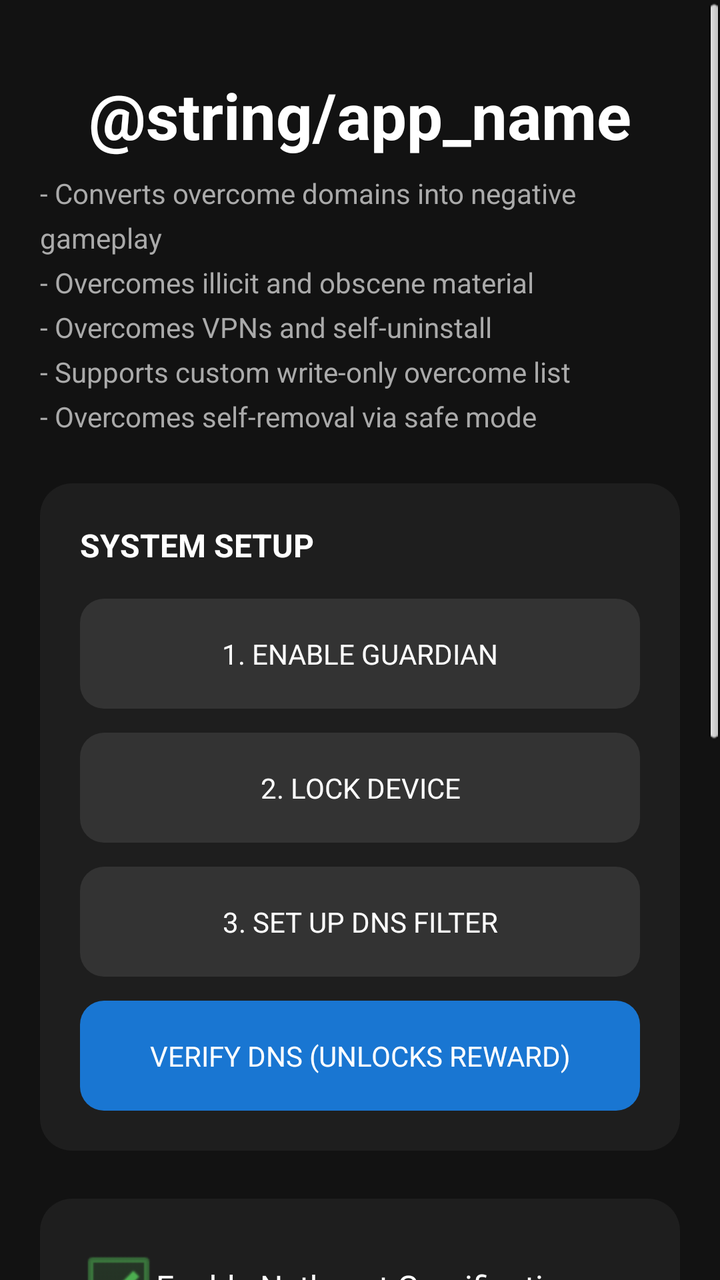
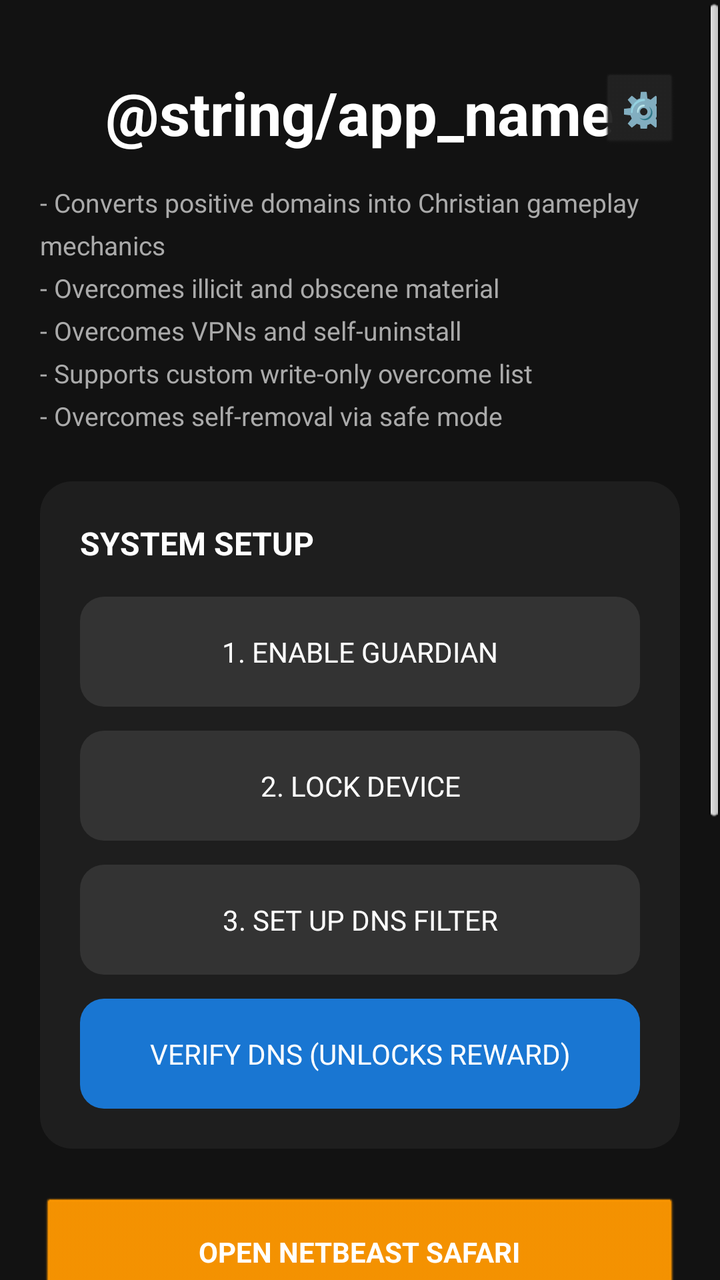

Before-and-after screenshots of an Android layout around one commit, followed by the original layout XML and the change that was made.
<!-- AndroidManifest.xml: application theme android:Theme.NoTitleBar -->
<!-- res/layout/activity_main.xml -->
<?xml version="1.0" encoding="utf-8"?>
<ScrollView xmlns:android="http://schemas.android.com/apk/res/android"
    android:layout_width="match_parent" android:layout_height="match_parent"
    android:background="#121212">
    <LinearLayout android:orientation="vertical" android:padding="20dp" android:gravity="center_horizontal"
        android:layout_width="match_parent" android:layout_height="wrap_content">

        <TextView android:layout_width="wrap_content" android:layout_height="wrap_content"
            android:text="@string/app_name" android:textColor="#FFFFFF" android:textSize="32sp" android:textStyle="bold" android:layout_marginBottom="8dp" android:layout_marginTop="16dp"/>

        <TextView android:layout_width="match_parent" android:layout_height="wrap_content"
            android:text="- Converts overcome domains into negative gameplay\n- Overcomes illicit and obscene material\n- Overcomes VPNs and self-uninstall\n- Supports custom write-only overcome list\n- Overcomes self-removal via safe mode"
            android:textColor="#AAAAAA" android:textSize="14sp" android:layout_marginBottom="24dp" android:lineSpacingExtra="6dp"/>

        
        <LinearLayout android:id="@+id/llOnboarding" android:layout_width="match_parent" android:layout_height="wrap_content" android:orientation="vertical"
            android:background="@drawable/bg_card" android:padding="20dp" android:layout_marginBottom="24dp">
            
            <TextView android:layout_width="wrap_content" android:layout_height="wrap_content"
                android:text="SYSTEM SETUP" android:textColor="#FFFFFF" android:textSize="16sp" android:textStyle="bold" android:layout_marginBottom="16dp"/>

            <Button android:id="@+id/btnStep1" android:layout_width="match_parent" android:layout_height="55dp"
                android:text="1. ENABLE GUARDIAN" android:background="@drawable/bg_btn_standard" android:textColor="#FFFFFF" android:layout_marginBottom="12dp" android:elevation="0dp"/>

            <Button android:id="@+id/btnStep2" android:layout_width="match_parent" android:layout_height="55dp"
                android:text="2. LOCK DEVICE" android:background="@drawable/bg_btn_standard" android:textColor="#FFFFFF" android:layout_marginBottom="12dp" android:elevation="0dp"/>

            <Button android:id="@+id/btnStep3" android:layout_width="match_parent" android:layout_height="55dp"
                android:text="3. SET UP DNS FILTER" android:background="@drawable/bg_btn_standard" android:textColor="#FFFFFF" android:layout_marginBottom="12dp" android:elevation="0dp"/>
                
            <Button android:id="@+id/btnTestFilter" android:layout_width="match_parent" android:layout_height="55dp"
                android:text="VERIFY DNS (UNLOCKS REWARD)" android:background="@drawable/bg_btn_accent" android:textColor="#FFFFFF" android:elevation="0dp"/>
        </LinearLayout>

        
        <LinearLayout android:layout_width="match_parent" android:layout_height="wrap_content" android:orientation="vertical"
            android:background="@drawable/bg_card" android:padding="20dp" android:layout_marginBottom="24dp">
            
            <CheckBox android:id="@+id/cbGamification" android:layout_width="match_parent" android:layout_height="wrap_content"
                android:text="Enable Netbeast Gamification" android:textColor="#FFFFFF" android:buttonTint="#4CAF50" android:layout_marginBottom="16dp" android:checked="true"/>

            <Button android:id="@+id/btnGame" android:layout_width="match_parent" android:layout_height="60dp"
                android:text="OPEN NETBEAST SAFARI" android:background="@drawable/bg_btn_accent" android:backgroundTint="#FF9800" android:textColor="#FFFFFF" android:textStyle="bold" android:elevation="0dp"/>
        </LinearLayout>

        
        <LinearLayout android:layout_width="match_parent" android:layout_height="wrap_content" android:orientation="vertical"
            android:background="@drawable/bg_card" android:padding="20dp" android:layout_marginBottom="32dp">
            
            <TextView android:layout_width="match_parent" android:layout_height="wrap_content"
                android:text="CUSTOM OVERCOME LIST (Write Only)" android:textColor="#FFFFFF" android:textSize="14sp" android:textStyle="bold" android:layout_marginBottom="12dp"/>
            
            <LinearLayout android:layout_width="match_parent" android:layout_height="wrap_content" android:orientation="horizontal">
                <EditText android:id="@+id/etCustomBlock" android:layout_width="0dp" android:layout_weight="1" android:layout_height="50dp"
                    android:background="@drawable/bg_btn_standard" android:textColor="#FFFFFF" android:hint="e.g. youtube" android:textColorHint="#777" android:paddingHorizontal="16dp" android:layout_marginEnd="8dp"/>
                <Button android:id="@+id/btnAddBlock" android:layout_width="wrap_content" android:layout_height="50dp"
                    android:text="OVERCOME" android:background="@drawable/bg_btn_warning" android:textColor="#FFF" android:elevation="0dp"/>
            </LinearLayout>
        </LinearLayout>

        
        <Button android:id="@+id/btnDebugReset" android:layout_width="match_parent" android:layout_height="50dp"
            android:text="DEBUG: RESET SAVE FILE" android:background="@drawable/bg_btn_standard" android:backgroundTint="#7B1FA2" android:textColor="#FFFFFF" android:elevation="0dp" android:layout_marginBottom="12dp"/>
            
        <Button android:id="@+id/btnDebugUninstall" android:layout_width="match_parent" android:layout_height="50dp"
            android:text="DEBUG: KILL &amp; UNINSTALL" android:background="@drawable/bg_btn_standard" android:textColor="#FFCDD2" android:elevation="0dp" android:layout_marginBottom="32dp"/>
    </LinearLayout>
</ScrollView>
<!-- resources referenced by this layout -->
<resources>
  <!-- drawable bg_btn_accent (drawable) -->
  <?xml version="1.0" encoding="utf-8"?>
  <shape xmlns:android="http://schemas.android.com/apk/res/android">
      <solid android:color="#1976D2" />
      <corners android:radius="12dp" />
  </shape>
  <!-- drawable bg_btn_standard (drawable) -->
  <?xml version="1.0" encoding="utf-8"?>
  <shape xmlns:android="http://schemas.android.com/apk/res/android">
      <solid android:color="#333333" />
      <corners android:radius="12dp" />
  </shape>
  <!-- drawable bg_btn_warning (drawable) -->
  <?xml version="1.0" encoding="utf-8"?>
  <shape xmlns:android="http://schemas.android.com/apk/res/android">
      <solid android:color="#D32F2F" />
      <corners android:radius="12dp" />
  </shape>
  <!-- drawable bg_card (drawable) -->
  <?xml version="1.0" encoding="utf-8"?>
  <shape xmlns:android="http://schemas.android.com/apk/res/android">
      <solid android:color="#1E1E1E" />
      <corners android:radius="16dp" />
  </shape>
</resources>

<!-- the commit's change to res/layout/activity_main.xml (unified diff, before → after) -->
@@ -1,68 +1,36 @@
 <?xml version="1.0" encoding="utf-8"?>
-<ScrollView xmlns:android="http://schemas.android.com/apk/res/android"
-    android:layout_width="match_parent" android:layout_height="match_parent"
-    android:background="#121212">
-    <LinearLayout android:orientation="vertical" android:padding="20dp" android:gravity="center_horizontal"
-        android:layout_width="match_parent" android:layout_height="wrap_content">
-
-        <TextView android:layout_width="wrap_content" android:layout_height="wrap_content"
-            android:text="@string/app_name" android:textColor="#FFFFFF" android:textSize="32sp" android:textStyle="bold" android:layout_marginBottom="8dp" android:layout_marginTop="16dp"/>
+<ScrollView xmlns:android="http://schemas.android.com/apk/res/android" android:layout_width="match_parent" android:layout_height="match_parent" android:background="#121212">
+    <LinearLayout android:orientation="vertical" android:padding="20dp" android:gravity="center_horizontal" android:layout_width="match_parent" android:layout_height="wrap_content">
+        
+        
+        <RelativeLayout android:layout_width="match_parent" android:layout_height="wrap_content" android:layout_marginTop="16dp" android:layout_marginBottom="16dp">
+            <TextView android:layout_width="wrap_content" android:layout_height="wrap_content" android:text="@string/app_name" android:textColor="#FFFFFF" android:textSize="30sp" android:textStyle="bold" android:layout_centerInParent="true"/>
+            <Button android:id="@+id/btnSettings" android:layout_width="40dp" android:layout_height="40dp" android:text="⚙️" android:textSize="18sp" android:backgroundTint="#222" android:textColor="#FFF" android:layout_alignParentEnd="true" android:layout_centerVertical="true"/>
+        </RelativeLayout>
 
         <TextView android:layout_width="match_parent" android:layout_height="wrap_content"
-            android:text="- Converts overcome domains into negative gameplay\n- Overcomes illicit and obscene material\n- Overcomes VPNs and self-uninstall\n- Supports custom write-only overcome list\n- Overcomes self-removal via safe mode"
-            android:textColor="#AAAAAA" android:textSize="14sp" android:layout_marginBottom="24dp" android:lineSpacingExtra="6dp"/>
+            android:text="- Converts positive domains into Christian gameplay mechanics\n- Overcomes illicit and obscene material\n- Overcomes VPNs and self-uninstall\n- Supports custom write-only overcome list\n- Overcomes self-removal via safe mode"
+            android:textColor="#AAAAAA" android:textSize="13sp" android:layout_marginBottom="24dp" android:lineSpacingExtra="6dp"/>
 
-        
-        <LinearLayout android:id="@+id/llOnboarding" android:layout_width="match_parent" android:layout_height="wrap_content" android:orientation="vertical"
-            android:background="@drawable/bg_card" android:padding="20dp" android:layout_marginBottom="24dp">
-            
-            <TextView android:layout_width="wrap_content" android:layout_height="wrap_content"
-                android:text="SYSTEM SETUP" android:textColor="#FFFFFF" android:textSize="16sp" android:textStyle="bold" android:layout_marginBottom="16dp"/>
-
-            <Button android:id="@+id/btnStep1" android:layout_width="match_parent" android:layout_height="55dp"
-                android:text="1. ENABLE GUARDIAN" android:background="@drawable/bg_btn_standard" android:textColor="#FFFFFF" android:layout_marginBottom="12dp" android:elevation="0dp"/>
-
-            <Button android:id="@+id/btnStep2" android:layout_width="match_parent" android:layout_height="55dp"
-                android:text="2. LOCK DEVICE" android:background="@drawable/bg_btn_standard" android:textColor="#FFFFFF" android:layout_marginBottom="12dp" android:elevation="0dp"/>
-
-            <Button android:id="@+id/btnStep3" android:layout_width="match_parent" android:layout_height="55dp"
-                android:text="3. SET UP DNS FILTER" android:background="@drawable/bg_btn_standard" android:textColor="#FFFFFF" android:layout_marginBottom="12dp" android:elevation="0dp"/>
-                
-            <Button android:id="@+id/btnTestFilter" android:layout_width="match_parent" android:layout_height="55dp"
-                android:text="VERIFY DNS (UNLOCKS REWARD)" android:background="@drawable/bg_btn_accent" android:textColor="#FFFFFF" android:elevation="0dp"/>
+        <LinearLayout android:id="@+id/llOnboarding" android:layout_width="match_parent" android:layout_height="wrap_content" android:orientation="vertical" android:background="@drawable/bg_card" android:padding="20dp" android:layout_marginBottom="24dp">
+            <TextView android:layout_width="wrap_content" android:layout_height="wrap_content" android:text="SYSTEM SETUP" android:textColor="#FFFFFF" android:textSize="16sp" android:textStyle="bold" android:layout_marginBottom="16dp"/>
+            <Button android:id="@+id/btnStep1" android:layout_width="match_parent" android:layout_height="55dp" android:text="1. ENABLE GUARDIAN" android:background="@drawable/bg_btn_standard" android:textColor="#FFFFFF" android:layout_marginBottom="12dp" android:elevation="0dp"/>
+            <Button android:id="@+id/btnStep2" android:layout_width="match_parent" android:layout_height="55dp" android:text="2. LOCK DEVICE" android:background="@drawable/bg_btn_standard" android:textColor="#FFFFFF" android:layout_marginBottom="12dp" android:elevation="0dp"/>
+            <Button android:id="@+id/btnStep3" android:layout_width="match_parent" android:layout_height="55dp" android:text="3. SET UP DNS FILTER" android:background="@drawable/bg_btn_standard" android:textColor="#FFFFFF" android:layout_marginBottom="12dp" android:elevation="0dp"/>
+            <Button android:id="@+id/btnTestFilter" android:layout_width="match_parent" android:layout_height="55dp" android:text="VERIFY DNS (UNLOCKS REWARD)" android:background="@drawable/bg_btn_accent" android:textColor="#FFFFFF" android:elevation="0dp"/>
         </LinearLayout>
 
-        
-        <LinearLayout android:layout_width="match_parent" android:layout_height="wrap_content" android:orientation="vertical"
-            android:background="@drawable/bg_card" android:padding="20dp" android:layout_marginBottom="24dp">
-            
-            <CheckBox android:id="@+id/cbGamification" android:layout_width="match_parent" android:layout_height="wrap_content"
-                android:text="Enable Netbeast Gamification" android:textColor="#FFFFFF" android:buttonTint="#4CAF50" android:layout_marginBottom="16dp" android:checked="true"/>
+        <Button android:id="@+id/btnGame" android:layout_width="match_parent" android:layout_height="60dp" android:text="OPEN NETBEAST SAFARI" android:backgroundTint="#FF9800" android:textColor="#FFFFFF" android:textStyle="bold" android:layout_marginBottom="24dp"/>
 
-            <Button android:id="@+id/btnGame" android:layout_width="match_parent" android:layout_height="60dp"
-                android:text="OPEN NETBEAST SAFARI" android:background="@drawable/bg_btn_accent" android:backgroundTint="#FF9800" android:textColor="#FFFFFF" android:textStyle="bold" android:elevation="0dp"/>
-        </LinearLayout>
-
-        
-        <LinearLayout android:layout_width="match_parent" android:layout_height="wrap_content" android:orientation="vertical"
-            android:background="@drawable/bg_card" android:padding="20dp" android:layout_marginBottom="32dp">
-            
-            <TextView android:layout_width="match_parent" android:layout_height="wrap_content"
-                android:text="CUSTOM OVERCOME LIST (Write Only)" android:textColor="#FFFFFF" android:textSize="14sp" android:textStyle="bold" android:layout_marginBottom="12dp"/>
-            
+        <LinearLayout android:layout_width="match_parent" android:layout_height="wrap_content" android:orientation="vertical" android:background="@drawable/bg_card" android:padding="20dp" android:layout_marginBottom="32dp">
+            <TextView android:layout_width="match_parent" android:layout_height="wrap_content" android:text="CUSTOM OVERCOME LIST (Write Only)" android:textColor="#FFFFFF" android:textSize="14sp" android:textStyle="bold" android:layout_marginBottom="12dp"/>
             <LinearLayout android:layout_width="match_parent" android:layout_height="wrap_content" android:orientation="horizontal">
-                <EditText android:id="@+id/etCustomBlock" android:layout_width="0dp" android:layout_weight="1" android:layout_height="50dp"
-                    android:background="@drawable/bg_btn_standard" android:textColor="#FFFFFF" android:hint="e.g. youtube" android:textColorHint="#777" android:paddingHorizontal="16dp" android:layout_marginEnd="8dp"/>
-                <Button android:id="@+id/btnAddBlock" android:layout_width="wrap_content" android:layout_height="50dp"
-                    android:text="OVERCOME" android:background="@drawable/bg_btn_warning" android:textColor="#FFF" android:elevation="0dp"/>
+                <EditText android:id="@+id/etCustomBlock" android:layout_width="0dp" android:layout_weight="1" android:layout_height="50dp" android:background="@drawable/bg_btn_standard" android:textColor="#FFFFFF" android:hint="e.g. youtube" android:textColorHint="#777" android:paddingHorizontal="16dp" android:layout_marginEnd="8dp"/>
+                <Button android:id="@+id/btnAddBlock" android:layout_width="wrap_content" android:layout_height="50dp" android:text="OVERCOME" android:background="@drawable/bg_btn_warning" android:textColor="#FFF" android:elevation="0dp"/>
             </LinearLayout>
         </LinearLayout>
 
-        
-        <Button android:id="@+id/btnDebugReset" android:layout_width="match_parent" android:layout_height="50dp"
-            android:text="DEBUG: RESET SAVE FILE" android:background="@drawable/bg_btn_standard" android:backgroundTint="#7B1FA2" android:textColor="#FFFFFF" android:elevation="0dp" android:layout_marginBottom="12dp"/>
-            
-        <Button android:id="@+id/btnDebugUninstall" android:layout_width="match_parent" android:layout_height="50dp"
-            android:text="DEBUG: KILL &amp; UNINSTALL" android:background="@drawable/bg_btn_standard" android:textColor="#FFCDD2" android:elevation="0dp" android:layout_marginBottom="32dp"/>
+        <Button android:id="@+id/btnDebugReset" android:layout_width="match_parent" android:layout_height="50dp" android:text="DEBUG: RESET SAVE FILE" android:backgroundTint="#7B1FA2" android:textColor="#FFFFFF" android:layout_marginBottom="12dp"/>
+        <Button android:id="@+id/btnDebugUninstall" android:layout_width="match_parent" android:layout_height="50dp" android:text="DEBUG: KILL &amp; UNINSTALL" android:backgroundTint="#333333" android:textColor="#FFCDD2" android:layout_marginBottom="32dp"/>
     </LinearLayout>
 </ScrollView>
